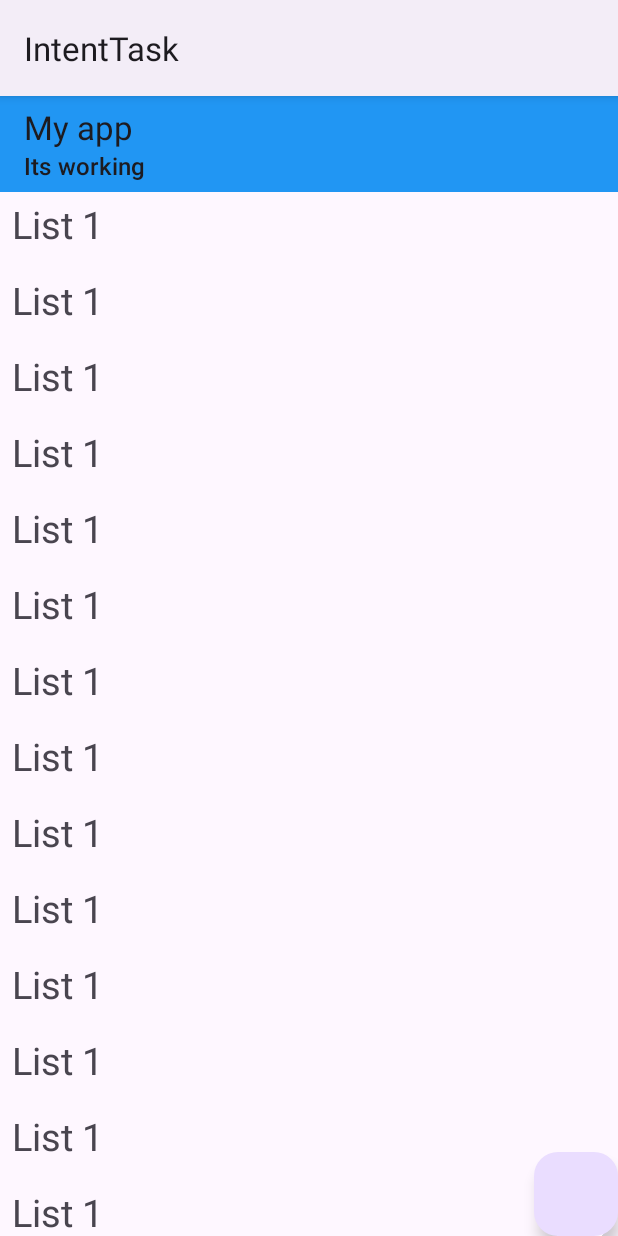
After one commit to 48Shruti/IntentTask, an Android app: the FabActivity screen opened directly, with no data from a screen before it, on a phone screen of 412 x 824 dp. The commit adds this screen. Run offline under Robolectric (Android 15) with nearby library versions, the phone set to English and light mode, and no system bars.

Commit message:
toolbar , coordinator layout

```diff
--- a/app/src/main/AndroidManifest.xml
+++ b/app/src/main/AndroidManifest.xml
@@ -16,6 +16,12 @@
         android:supportsRtl="true"
         android:theme="@style/Theme.IntentTask"
         tools:targetApi="31">
+        <activity
+            android:name=".FabActivity"
+            android:exported="false" />
+        <activity
+            android:name=".ToolbarActivity"
+            android:exported="false" />
         <activity
             android:name=".SharedPrefActivity"
             android:exported="false" />
--- /dev/null
+++ b/app/src/main/java/com/shruti/intenttask/FabActivity.kt
@@ -0,0 +1,22 @@
+package com.shruti.intenttask
+
+import androidx.appcompat.app.AppCompatActivity
+import android.os.Bundle
+import android.widget.Toast
+import com.shruti.intenttask.databinding.ActivityToolbarBinding
+
+class FabActivity : AppCompatActivity() {
+    lateinit var binding : ActivityToolbarBinding
+    override fun onCreate(savedInstanceState: Bundle?) {
+        super.onCreate(savedInstanceState)
+        binding = ActivityToolbarBinding.inflate(layoutInflater)
+        setContentView(binding.root)
+        binding.apply {
+            toolbar.title = "My app"
+            toolbar.subtitle = "Its working"
+            toolbar.setNavigationOnClickListener {
+                Toast.makeText(this@FabActivity, "Working", Toast.LENGTH_SHORT).show()
+            }
+        }
+    }
+}
--- a/app/src/main/java/com/shruti/intenttask/MainActivity.kt
+++ b/app/src/main/java/com/shruti/intenttask/MainActivity.kt
@@ -202,5 +202,9 @@ class MainActivity : AppCompatActivity() {
             val intent = Intent(this,SharedPrefActivity::class.java)
             startActivity(intent)
         }
+        binding.btnTool.setOnClickListener {
+            val intent = Intent(this, ToolbarActivity::class.java)
+            startActivity(intent)
+        }
     }
 }
--- /dev/null
+++ b/app/src/main/res/layout/activity_toolbar.xml
@@ -0,0 +1,177 @@
+<?xml version="1.0" encoding="utf-8"?>
+<androidx.coordinatorlayout.widget.CoordinatorLayout xmlns:android="http://schemas.android.com/apk/res/android"
+    xmlns:app="http://schemas.android.com/apk/res-auto"
+    xmlns:tools="http://schemas.android.com/tools"
+    android:layout_width="match_parent"
+    android:layout_height="match_parent"
+    android:orientation="horizontal"
+    tools:context=".ToolbarActivity">
+
+   <com.google.android.material.appbar.AppBarLayout
+       android:layout_width="match_parent"
+       android:layout_height="wrap_content"
+       android:id="@+id/appBar">
+   <androidx.appcompat.widget.Toolbar
+       android:layout_width="match_parent"
+       android:layout_height="wrap_content"
+       android:navigationIcon="@drawable/img"
+       app:layout_scrollFlags="scroll|enterAlways"
+       android:id="@+id/toolbar"
+       android:background="@color/blue"
+       app:title="Intent"/>
+   </com.google.android.material.appbar.AppBarLayout>
+   <androidx.core.widget.NestedScrollView
+       android:layout_width="match_parent"
+       android:layout_height="match_parent"
+       android:id="@+id/nestedScroll"
+       app:layout_behavior="com.google.android.material.search.SearchBar$ScrollingViewBehavior">
+      <LinearLayout
+          android:layout_width="match_parent"
+          android:layout_height="wrap_content"
+          android:layout_marginTop="60dp"
+          android:id="@+id/linearLayout"
+          android:orientation="vertical">
+      <TextView
+          android:layout_width="match_parent"
+          android:layout_height="wrap_content"
+          android:textSize="25dp"
+          android:layout_margin="8dp"
+          android:text="List 1"/>
+         <TextView
+             android:layout_width="match_parent"
+             android:layout_height="wrap_content"
+             android:textSize="25dp"
+             android:layout_margin="8dp"
+             android:text="List 1"/>
+         <TextView
+             android:layout_width="match_parent"
+             android:layout_height="wrap_content"
+             android:textSize="25dp"
+             android:layout_margin="8dp"
+             android:text="List 1"/>
+         <TextView
+             android:layout_width="match_parent"
+             android:layout_height="wrap_content"
+             android:textSize="25dp"
+             android:layout_margin="8dp"
+             android:text="List 1"/>
+         <TextView
+             android:layout_width="match_parent"
+             android:layout_height="wrap_content"
+             android:textSize="25dp"
+             android:layout_margin="8dp"
+             android:text="List 1"/>
+         <TextView
+             android:layout_width="match_parent"
+             android:layout_height="wrap_content"
+             android:textSize="25dp"
+             android:layout_margin="8dp"
+             android:text="List 1"/>
+         <TextView
+             android:layout_width="match_parent"
+             android:layout_height="wrap_content"
+             android:textSize="25dp"
+             android:layout_margin="8dp"
+             android:text="List 1"/>
+         <TextView
+             android:layout_width="match_parent"
+             android:layout_height="wrap_content"
+             android:textSize="25dp"
+             android:layout_margin="8dp"
+             android:text="List 1"/>
+         <TextView
+             android:layout_width="match_parent"
+             android:layout_height="wrap_content"
+             android:textSize="25dp"
+             android:layout_margin="8dp"
+             android:text="List 1"/>
+         <TextView
+             android:layout_width="match_parent"
+             android:layout_height="wrap_content"
+             android:textSize="25dp"
+             android:layout_margin="8dp"
+             android:text="List 1"/>
+         <TextView
+             android:layout_width="match_parent"
+             android:layout_height="wrap_content"
+             android:textSize="25dp"
+             android:layout_margin="8dp"
+             android:text="List 1"/>
+         <TextView
+             android:layout_width="match_parent"
+             android:layout_height="wrap_content"
+             android:textSize="25dp"
+             android:layout_margin="8dp"
+             android:text="List 1"/>
+         <TextView
+             android:layout_width="match_parent"
+             android:layout_height="wrap_content"
+             android:textSize="25dp"
+             android:layout_margin="8dp"
+             android:text="List 1"/>
+         <TextView
+             android:layout_width="match_parent"
+             android:layout_height="wrap_content"
+             android:textSize="25dp"
+             android:layout_margin="8dp"
+             android:text="List 1"/>
+         <TextView
+             android:layout_width="match_parent"
+             android:layout_height="wrap_content"
+             android:textSize="25dp"
+             android:layout_margin="8dp"
+             android:text="List 1"/>
+         <TextView
+             android:layout_width="match_parent"
+             android:layout_height="wrap_content"
+             android:textSize="25dp"
+             android:layout_margin="8dp"
+             android:text="List 1"/>
+         <TextView
+             android:layout_width="match_parent"
+             android:layout_height="wrap_content"
+             android:textSize="25dp"
+             android:layout_margin="8dp"
+             android:text="List 1"/>
+         <TextView
+             android:layout_width="match_parent"
+             android:layout_height="wrap_content"
+             android:textSize="25dp"
+             android:layout_margin="8dp"
+             android:text="List 1"/>
+         <TextView
+             android:layout_width="match_parent"
+             android:layout_height="wrap_content"
+             android:textSize="25dp"
+             android:layout_margin="8dp"
+             android:text="List 1"/>
+         <TextView
+             android:layout_width="match_parent"
+             android:layout_height="wrap_content"
+             android:textSize="25dp"
+             android:layout_margin="8dp"
+             android:text="List 1"/>
+         <TextView
+             android:layout_width="match_parent"
+             android:layout_height="wrap_content"
+             android:textSize="25dp"
+             android:layout_margin="8dp"
+             android:text="List 1"/>
+         <TextView
+             android:layout_width="match_parent"
+             android:layout_height="wrap_content"
+             android:textSize="25dp"
+             android:layout_margin="8dp"
+             android:text="List 1"/>
+      </LinearLayout>
+   </androidx.core.widget.NestedScrollView>
+
+   <com.google.android.material.floatingactionbutton.FloatingActionButton
+       android:layout_width="wrap_content"
+       android:layout_height="wrap_content"
+       app:layout_anchor="@id/nestedScroll"
+       android:id="@+id/fab"
+       app:layout_anchorGravity="bottom|end"
+       app:layout_behavior="com.google.android.material.behavior.HideBottomViewOnScrollBehavior"/>
+
+</androidx.coordinatorlayout.widget.CoordinatorLayout>
```
Also changed, not shown: app/src/main/java/com/shruti/intenttask/ToolbarActivity.kt (added, +32 -0 lines), app/src/main/res/layout/activity_fab.xml (added, +189 -0 lines), app/src/main/res/layout/activity_main.xml (+7 -0 lines), app/src/main/res/drawable/img.png (added).
